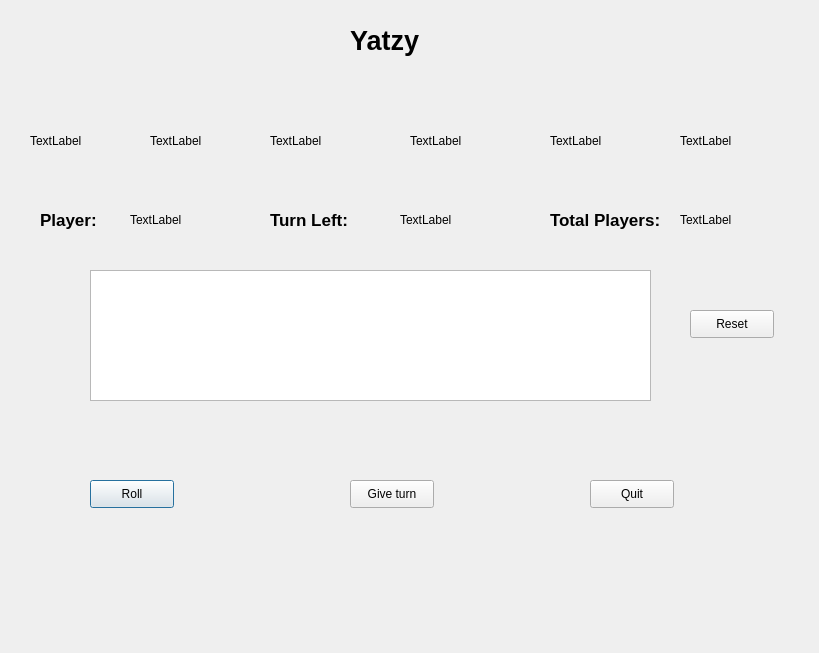
Above: student/12/yatzy_gui/yatzy_game.ui from ahmadshirwany/programming2 before the change. Below: the same form after it.
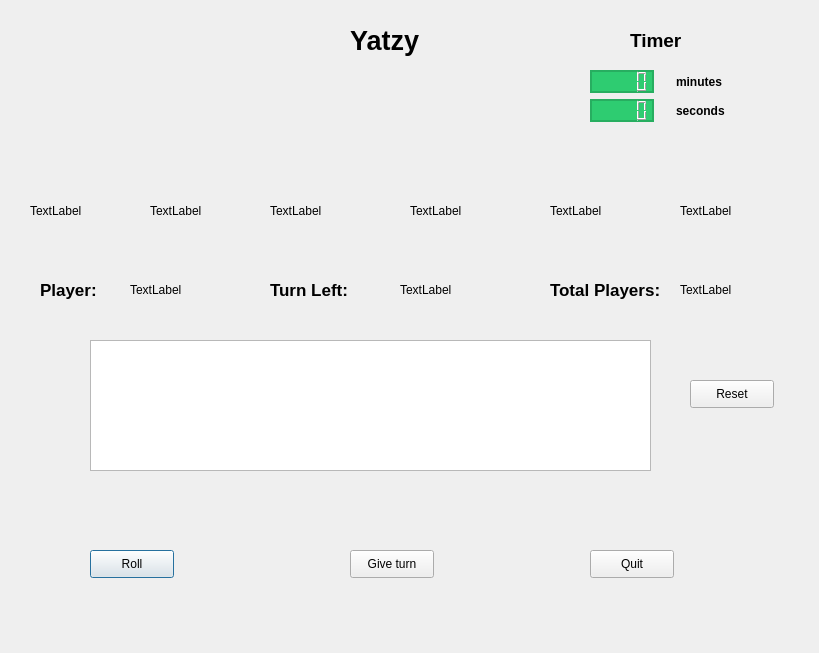
That is the form after the change.

```diff
--- a/student/12/yatzy_gui/yatzy_game.ui
+++ b/student/12/yatzy_gui/yatzy_game.ui
@@ -13,11 +13,19 @@
   <property name="windowTitle">
    <string>Dialog</string>
   </property>
+  <property name="styleSheet">
+   <string notr="true">QLCDNumber {
+    background-color: #2ecc71; /* Emerald background color */
+    color: #ffffff; /* White text color */
+    border: 2px solid #27ae60; /* Nephritis border color */
+}
+</string>
+  </property>
   <widget class="QLabel" name="label">
    <property name="geometry">
     <rect>
      <x>30</x>
-     <y>90</y>
+     <y>160</y>
      <width>131</width>
      <height>101</height>
     </rect>
@@ -30,7 +38,7 @@
    <property name="geometry">
     <rect>
      <x>150</x>
-     <y>90</y>
+     <y>160</y>
      <width>131</width>
      <height>101</height>
     </rect>
@@ -43,7 +51,7 @@
    <property name="geometry">
     <rect>
      <x>270</x>
-     <y>90</y>
+     <y>160</y>
      <width>131</width>
      <height>101</height>
     </rect>
@@ -56,7 +64,7 @@
    <property name="geometry">
     <rect>
      <x>410</x>
-     <y>90</y>
+     <y>160</y>
      <width>131</width>
      <height>101</height>
     </rect>
@@ -69,7 +77,7 @@
    <property name="geometry">
     <rect>
      <x>550</x>
-     <y>90</y>
+     <y>160</y>
      <width>131</width>
      <height>101</height>
     </rect>
@@ -82,7 +90,7 @@
    <property name="geometry">
     <rect>
      <x>680</x>
-     <y>90</y>
+     <y>160</y>
      <width>131</width>
      <height>101</height>
     </rect>
@@ -115,7 +123,7 @@
    <property name="geometry">
     <rect>
      <x>40</x>
-     <y>210</y>
+     <y>280</y>
      <width>63</width>
      <height>20</height>
     </rect>
@@ -135,7 +143,7 @@
    <property name="geometry">
     <rect>
      <x>130</x>
-     <y>210</y>
+     <y>280</y>
      <width>63</width>
      <height>20</height>
     </rect>
@@ -148,7 +156,7 @@
    <property name="geometry">
     <rect>
      <x>400</x>
-     <y>210</y>
+     <y>280</y>
      <width>63</width>
      <height>20</height>
     </rect>
@@ -161,7 +169,7 @@
    <property name="geometry">
     <rect>
      <x>270</x>
-     <y>210</y>
+     <y>280</y>
      <width>81</width>
      <height>20</height>
     </rect>
@@ -181,7 +189,7 @@
    <property name="geometry">
     <rect>
      <x>90</x>
-     <y>480</y>
+     <y>550</y>
      <width>84</width>
      <height>28</height>
     </rect>
@@ -194,7 +202,7 @@
    <property name="geometry">
     <rect>
      <x>350</x>
-     <y>480</y>
+     <y>550</y>
      <width>84</width>
      <height>28</height>
     </rect>
@@ -207,7 +215,7 @@
    <property name="geometry">
     <rect>
      <x>590</x>
-     <y>480</y>
+     <y>550</y>
      <width>84</width>
      <height>28</height>
     </rect>
@@ -220,7 +228,7 @@
    <property name="geometry">
     <rect>
      <x>90</x>
-     <y>270</y>
+     <y>340</y>
      <width>561</width>
      <height>131</height>
     </rect>
@@ -230,7 +238,7 @@
    <property name="geometry">
     <rect>
      <x>690</x>
-     <y>310</y>
+     <y>380</y>
      <width>84</width>
      <height>28</height>
     </rect>
@@ -243,7 +251,7 @@
    <property name="geometry">
     <rect>
      <x>680</x>
-     <y>210</y>
+     <y>280</y>
      <width>91</width>
      <height>20</height>
     </rect>
@@ -256,7 +264,7 @@
    <property name="geometry">
     <rect>
      <x>550</x>
-     <y>210</y>
+     <y>280</y>
      <width>111</width>
      <height>20</height>
     </rect>
@@ -272,6 +280,104 @@
     <string>Total Players:</string>
    </property>
   </widget>
+  <widget class="QLCDNumber" name="lcdNumberSec">
+   <property name="geometry">
+    <rect>
+     <x>590</x>
+     <y>99</y>
+     <width>64</width>
+     <height>23</height>
+    </rect>
+   </property>
+   <property name="font">
+    <font>
+     <weight>75</weight>
+     <bold>true</bold>
+    </font>
+   </property>
+  </widget>
+  <widget class="QLabel" name="label_11">
+   <property name="geometry">
+    <rect>
+     <x>676</x>
+     <y>99</y>
+     <width>88</width>
+     <height>23</height>
+    </rect>
+   </property>
+   <property name="font">
+    <font>
+     <weight>75</weight>
+     <bold>true</bold>
+    </font>
+   </property>
+   <property name="text">
+    <string>seconds</string>
+   </property>
+  </widget>
+  <widget class="QLabel" name="label_9">
+   <property name="geometry">
+    <rect>
+     <x>676</x>
+     <y>70</y>
+     <width>88</width>
+     <height>23</height>
+    </rect>
+   </property>
+   <property name="font">
+    <font>
+     <weight>75</weight>
+     <bold>true</bold>
+    </font>
+   </property>
+   <property name="text">
+    <string>minutes</string>
+   </property>
+  </widget>
+  <widget class="QLCDNumber" name="lcdNumberMin">
+   <property name="geometry">
+    <rect>
+     <x>590</x>
+     <y>70</y>
+     <width>64</width>
+     <height>23</height>
+    </rect>
+   </property>
+   <property name="font">
+    <font>
+     <weight>75</weight>
+     <bold>true</bold>
+    </font>
+   </property>
+   <property name="styleSheet">
+    <string notr="true">QLCDNumber {
+    background-color: #2ecc71; /* Emerald background color */
+    color: #ffffff; /* White text color */
+    border: 2px solid #27ae60; /* Nephritis border color */
+}
+</string>
+   </property>
+  </widget>
+  <widget class="QLabel" name="label_16">
+   <property name="geometry">
+    <rect>
+     <x>630</x>
+     <y>30</y>
+     <width>63</width>
+     <height>20</height>
+    </rect>
+   </property>
+   <property name="font">
+    <font>
+     <pointsize>14</pointsize>
+     <weight>75</weight>
+     <bold>true</bold>
+    </font>
+   </property>
+   <property name="text">
+    <string>Timer</string>
+   </property>
+  </widget>
  </widget>
  <resources/>
  <connections/>
```
